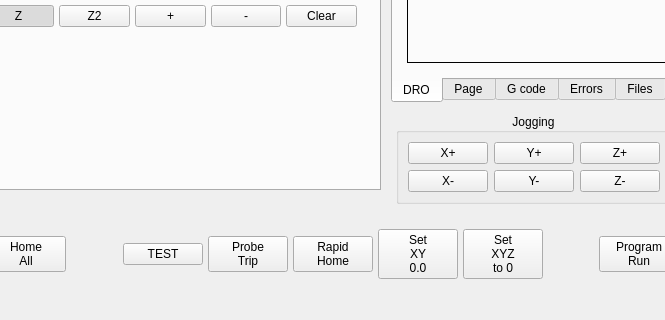
Above: plasma_v2/ui/mainwindow.ui from jethornton/plasma_v2 before the change; both pictures show x 288 to 953 and y 491 to 811 of the 1326 by 811 pixel window. Below: the same form after it.
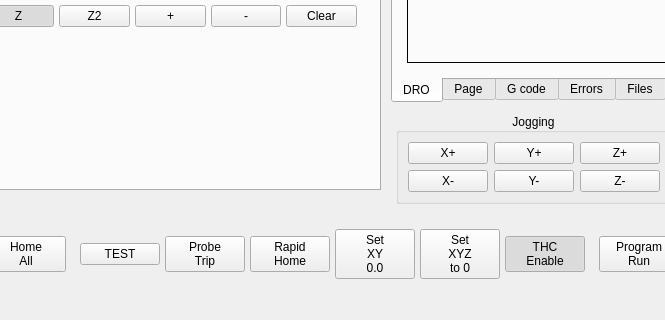
That is the form after the change. Custom widgets are drawn as their Qt base class.

Commit message: add thc enable button

The edit to the form file:
```diff
--- a/plasma_v2/ui/mainwindow.ui
+++ b/plasma_v2/ui/mainwindow.ui
@@ -1838,6 +1838,20 @@
             </property>
            </widget>
           </item>
+          <item>
+           <widget class="HalButton" name="thc_enable">
+            <property name="text">
+             <string>THC
+Enable</string>
+            </property>
+            <property name="checkable">
+             <bool>true</bool>
+            </property>
+            <property name="checked">
+             <bool>true</bool>
+            </property>
+           </widget>
+          </item>
           <item>
            <spacer name="horizontalSpacer_2">
             <property name="orientation">
```
